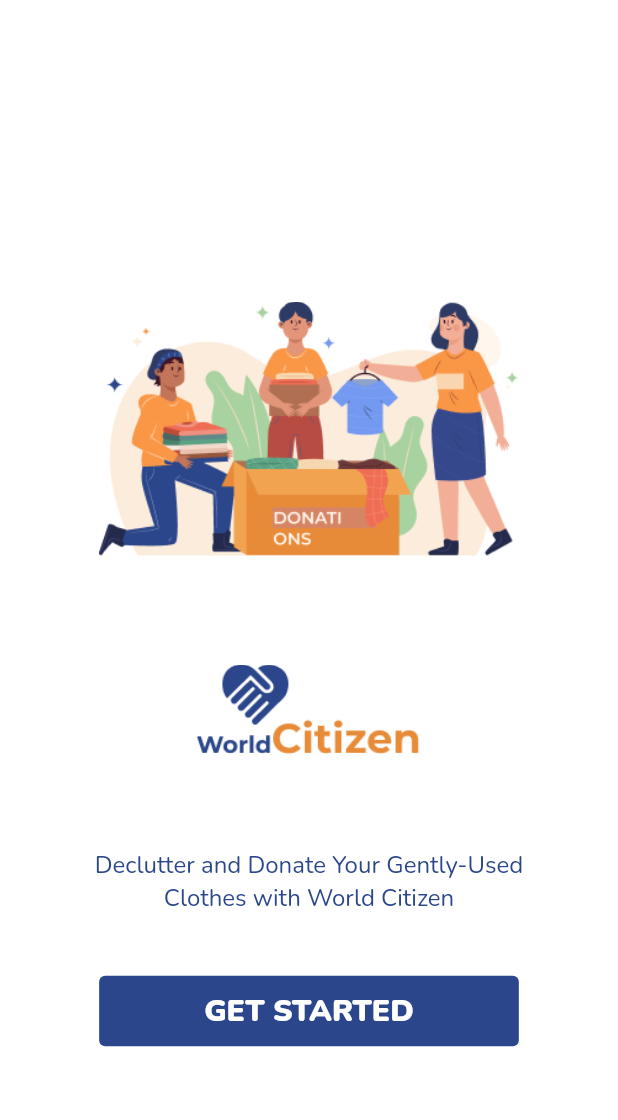
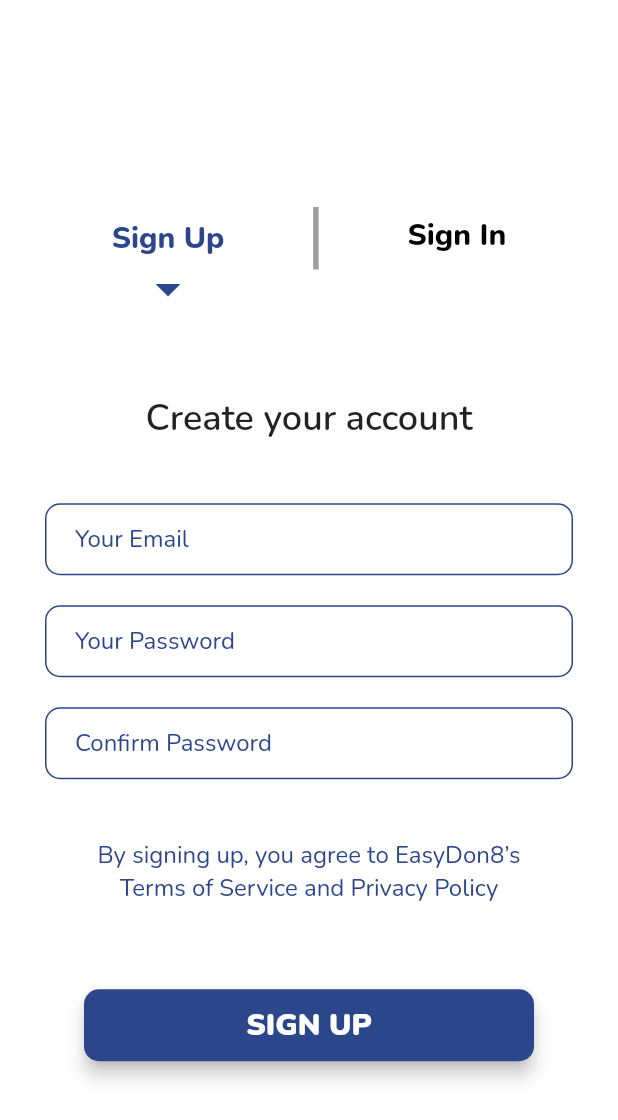
Before and after one commit to horla327/World-Citizen, a Flutter app: the screen it shows after launch, after a tap on "GET STARTED", on a phone screen of 412 x 824 dp. Shown: the top 1120 px of the screen. Run offline on Flutter 3.47's test engine with Material 2 defaults, Android fonts, the phone set to English and light mode, and no system bars; project files that could hold a hidden picture were left out.

Commit message:
Second Commit

```diff
--- /dev/null
+++ b/lib/NormalButton.dart
@@ -0,0 +1,40 @@
+// ignore_for_file: prefer_const_constructors, use_key_in_widget_constructors
+
+import 'package:flutter/material.dart';
+
+class NormalButton extends StatelessWidget {
+  const NormalButton(
+      {required this.title, required this.colour, required this.onPressed});
+
+  final Color colour;
+  final String title;
+  final Function onPressed;
+
+  @override
+  Widget build(BuildContext context) {
+    return Padding(
+      padding: EdgeInsets.symmetric(vertical: 16.0),
+      child: Material(
+        elevation: 5.0,
+        color: colour,
+        borderRadius: BorderRadius.circular(10.0),
+        child: MaterialButton(
+          onPressed: () {
+            onPressed();
+          },
+          minWidth: 300.0,
+          height: 42.0,
+          child: Text(
+            title,
+            style: TextStyle(
+              color: Colors.white,
+              fontFamily: "Nunito",
+              fontWeight: FontWeight.w900,
+              fontSize: 20.0,
+            ),
+          ),
+        ),
+      ),
+    );
+  }
+}
--- /dev/null
+++ b/lib/constants.dart
@@ -0,0 +1,17 @@
+import 'package:flutter/material.dart';
+
+const kTextFieldDecoration = InputDecoration(
+  hintText: 'Enter your email',
+  contentPadding: EdgeInsets.symmetric(vertical: 10.0, horizontal: 20.0),
+  border: OutlineInputBorder(
+    borderRadius: BorderRadius.all(Radius.circular(32.0)),
+  ),
+  enabledBorder: OutlineInputBorder(
+    borderSide: BorderSide(color: Colors.lightBlueAccent, width: 1.0),
+    borderRadius: BorderRadius.all(Radius.circular(32.0)),
+  ),
+  focusedBorder: OutlineInputBorder(
+    borderSide: BorderSide(color: Colors.lightBlueAccent, width: 2.0),
+    borderRadius: BorderRadius.all(Radius.circular(32.0)),
+  ),
+);
--- a/lib/main.dart
+++ b/lib/main.dart
@@ -1,6 +1,7 @@
 import 'package:flutter/material.dart';
 import 'package:worldcitizen/onboarding_screen2.dart';
 import 'onboarding_screen1.dart';
+import 'signup_form.dart';
 
 void main() {
   runApp(const WorldCitizen());
@@ -16,6 +17,7 @@ class WorldCitizen extends StatelessWidget {
       routes: {
         OnboardingScreen.id: (context) => const OnboardingScreen(),
         OnboardingPage.id: (context) => const OnboardingPage(),
+        SignUpForm.id: (context) => const SignUpForm(),
       },
     );
   }
--- a/lib/onboarding_screen2.dart
+++ b/lib/onboarding_screen2.dart
@@ -1,6 +1,8 @@
 // ignore_for_file: prefer_const_constructors
 
 import 'package:flutter/material.dart';
+import 'signup_form.dart';
+import 'NormalButton.dart';
 
 class OnboardingPage extends StatelessWidget {
   static const String id = 'onboarding_page';
@@ -56,20 +58,12 @@ class OnboardingPage extends StatelessWidget {
           SizedBox(
             height: 40.00,
           ),
-          TextButton(
-            style: TextButton.styleFrom(
-              padding: const EdgeInsets.only(
-                  left: 70.0, right: 70.0, bottom: 10.0, top: 10.0),
-              primary: Colors.white,
-              backgroundColor: Color(0xFF2B468b),
-              textStyle: const TextStyle(fontSize: 20.0),
-            ),
-            onPressed: () {},
-            child: const Text(
-              'GET STARTED',
-              style:
-                  TextStyle(fontFamily: "Nunito", fontWeight: FontWeight.w900),
-            ),
+          NormalButton(
+            title: 'GET STARTED',
+            colour: Color(0xFF2B468B),
+            onPressed: () {
+              Navigator.pushNamed(context, SignUpForm.id);
+            },
           ),
         ],
       ),
--- a/lib/signup_form.dart
+++ b/lib/signup_form.dart
@@ -0,0 +1,186 @@
+// ignore_for_file: prefer_const_literals_to_create_immutables, prefer_const_constructors
+
+import 'package:flutter/material.dart';
+import 'NormalButton.dart';
+
+class SignUpForm extends StatefulWidget {
+  static const String id = 'sign_up_form';
+  const SignUpForm({Key? key}) : super(key: key);
+
+  @override
+  _SignUpFormState createState() => _SignUpFormState();
+}
+
+class _SignUpFormState extends State<SignUpForm> {
+  @override
+  Widget build(BuildContext context) {
+    return Scaffold(
+      backgroundColor: Colors.white,
+      body: Padding(
+        padding: const EdgeInsets.only(
+          left: 30.0,
+          right: 30.0,
+        ),
+        child: Column(
+          mainAxisAlignment: MainAxisAlignment.center,
+          crossAxisAlignment: CrossAxisAlignment.center,
+          children: [
+            Row(
+              mainAxisAlignment: MainAxisAlignment.center,
+              crossAxisAlignment: CrossAxisAlignment.center,
+              children: [
+                Column(
+                  children: [
+                    Padding(
+                      padding: const EdgeInsets.only(top: 45.0),
+                      child: Text(
+                        "Sign Up",
+                        style: TextStyle(
+                          fontSize: 20.00,
+                          fontFamily: 'Nunito',
+                          fontWeight: FontWeight.w800,
+                          color: Color(0xFF2B468b),
+                        ),
+                      ),
+                    ),
+                    Icon(
+                      Icons.arrow_drop_down,
+                      color: Color(0xFF2B468b),
+                      size: 40.0,
+                    ),
+                  ],
+                ),
+                SizedBox(
+                  width: 55.00,
+                ),
+                Text(
+                  '|',
+                  style: TextStyle(fontSize: 50.0, color: Colors.grey),
+                ),
+                SizedBox(
+                  width: 55.00,
+                ),
+                Text(
+                  'Sign In',
+                  style: TextStyle(
+                      fontSize: 20.00,
+                      fontFamily: 'Nunito',
+                      fontWeight: FontWeight.w800,
+                      color: Colors.black),
+                ),
+              ],
+            ),
+            SizedBox(
+              height: 50.00,
+            ),
+            Text(
+              'Create your account',
+              style: TextStyle(
+                  fontFamily: 'Nunito',
+                  fontSize: 24.0,
+                  fontWeight: FontWeight.w600),
+            ),
+            SizedBox(
+              height: 40.0,
+            ),
+            TextField(
+              keyboardType: TextInputType.emailAddress,
+              decoration: InputDecoration(
+                contentPadding:
+                    EdgeInsets.symmetric(vertical: 10.0, horizontal: 20.0),
+                border: OutlineInputBorder(),
+                enabledBorder: OutlineInputBorder(
+                  borderSide: BorderSide(color: Color(0xFF2B468B), width: 1.0),
+                  borderRadius: BorderRadius.all(Radius.circular(10.0)),
+                ),
+                hintText: 'Your Email',
+                hintStyle: TextStyle(
+                  fontFamily: 'Nunito',
+                  fontSize: 16.0,
+                  color: Color(0xFF2B468B),
+                ),
+              ),
+            ),
+            SizedBox(
+              height: 20.0,
+            ),
+            TextField(
+              decoration: InputDecoration(
+                contentPadding:
+                    EdgeInsets.symmetric(vertical: 10.0, horizontal: 20.0),
+                border: OutlineInputBorder(
+                  borderRadius: BorderRadius.all(Radius.circular(10.0)),
+                ),
+                enabledBorder: OutlineInputBorder(
+                  borderSide: BorderSide(color: Color(0xFF2B468B), width: 1.0),
+                  borderRadius: BorderRadius.all(Radius.circular(10.0)),
+                ),
+                hintText: 'Your Password',
+                hintStyle: TextStyle(
+                  fontFamily: 'Nunito',
+                  fontSize: 16.0,
+                  color: Color(0xFF2B468B),
+                ),
+              ),
+            ),
+            SizedBox(
+              height: 20.0,
+            ),
+            TextField(
+              decoration: InputDecoration(
+                contentPadding:
+                    EdgeInsets.symmetric(vertical: 10.0, horizontal: 20.0),
+                border: OutlineInputBorder(
+                  borderRadius: BorderRadius.all(Radius.circular(10.0)),
+                ),
+                enabledBorder: OutlineInputBorder(
+                  borderSide: BorderSide(color: Color(0xFF2B468B), width: 1.0),
+                  borderRadius: BorderRadius.all(Radius.circular(10.0)),
+                ),
+                hintText: 'Confirm Password',
+                hintStyle: TextStyle(
+                  fontFamily: 'Nunito',
+                  fontSize: 16.0,
+                  color: Color(0xFF2B468B),
+                ),
+              ),
+            ),
+            SizedBox(
+              height: 40.0,
+            ),
+            Center(
+              child: Text(
+                'By signing up, you agree to EasyDon8’s',
+                style: TextStyle(
+                  fontFamily: 'Nunito',
+                  fontSize: 16.0,
+                  color: Color(0xFF2B468B),
+                ),
+              ),
+            ),
+            Center(
+              child: Text(
+                'Terms of Service and Privacy Policy',
+                style: TextStyle(
+                  fontFamily: 'Nunito',
+                  fontSize: 16.0,
+                  color: Color(0xFF2B468B),
+                ),
+              ),
+            ),
+            SizedBox(
+              height: 40.00,
+            ),
+            NormalButton(
+              title: 'SIGN UP',
+              colour: Color(0xFF2B468B),
+              onPressed: () {
+                Navigator.pushNamed(context, SignUpForm.id);
+              },
+            ),
+          ],
+        ),
+      ),
+    );
+  }
+}
```
